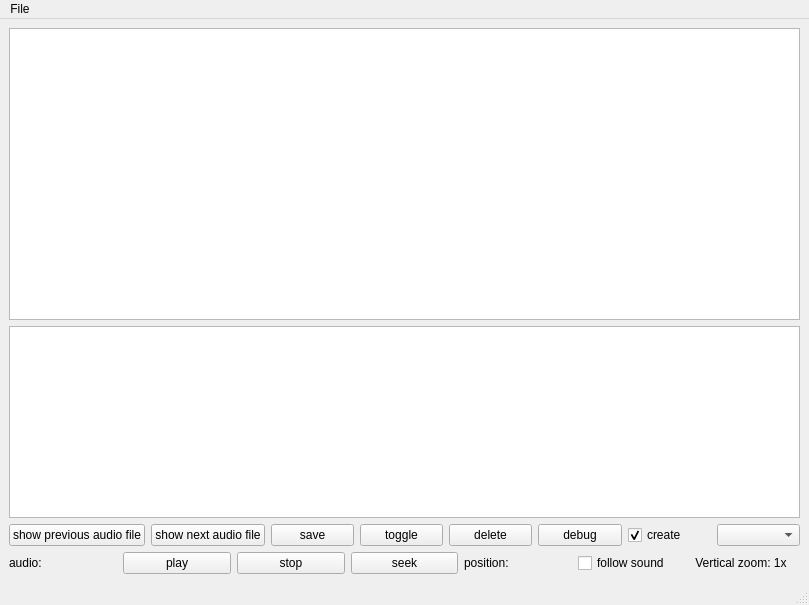
Before: the Qt Designer form AudioTagger/gui.ui in groakat/AudioTagger, drawn with Qt 5.
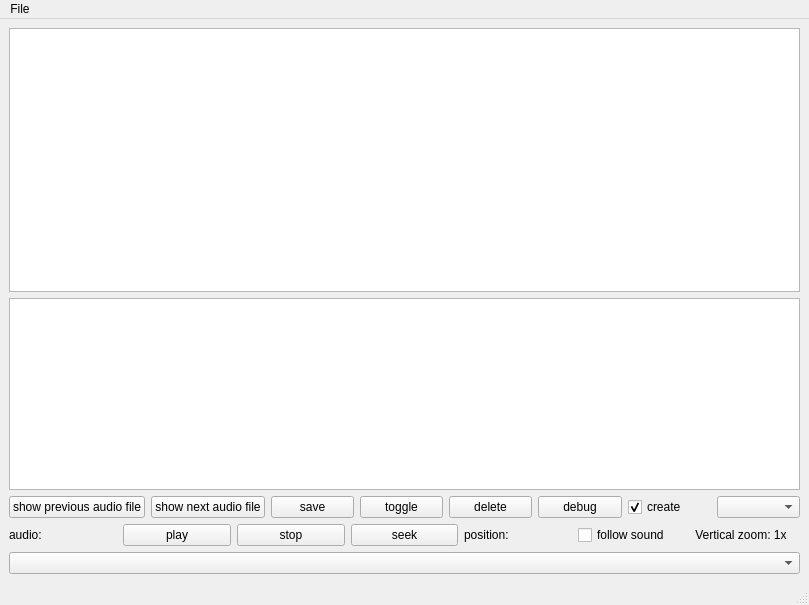
After: the same form once the commit is applied.

Commit message: added combobox to select file (ref #29)

```diff
--- a/AudioTagger/gui.ui
+++ b/AudioTagger/gui.ui
@@ -196,6 +196,20 @@
         </item>
        </layout>
       </item>
+      <item>
+       <layout class="QHBoxLayout" name="horizontalLayout_6">
+        <item>
+         <widget class="QComboBox" name="cb_file">
+          <property name="sizePolicy">
+           <sizepolicy hsizetype="Preferred" vsizetype="Fixed">
+            <horstretch>0</horstretch>
+            <verstretch>0</verstretch>
+           </sizepolicy>
+          </property>
+         </widget>
+        </item>
+       </layout>
+      </item>
      </layout>
     </item>
    </layout>
```
The commit also changes 2 other files.
